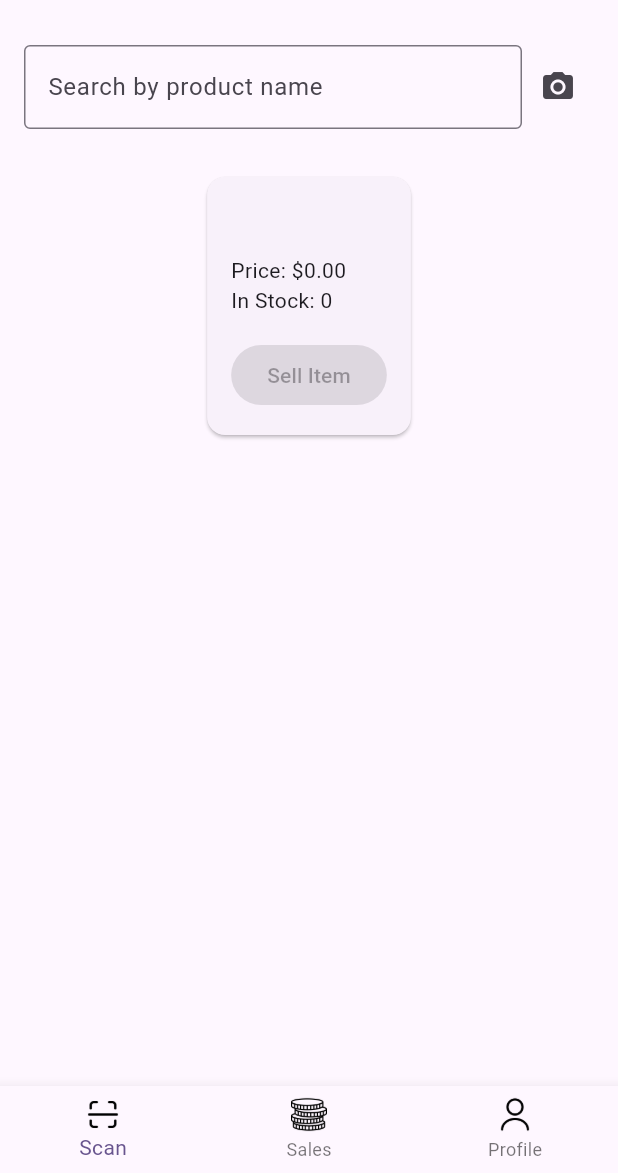
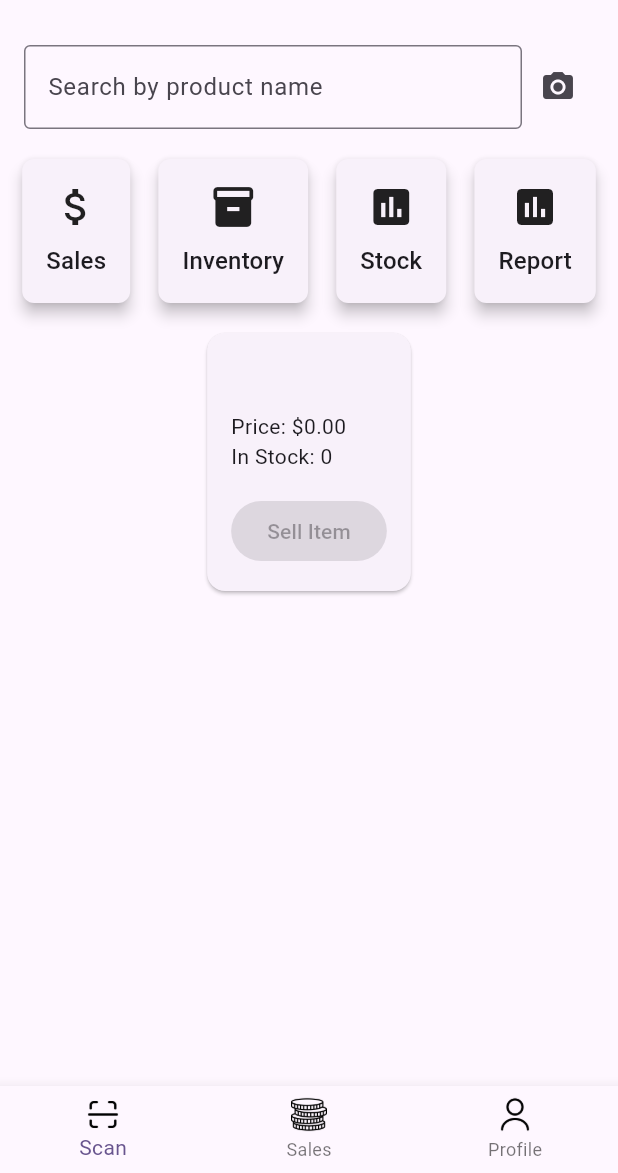
Before and after one commit to jimmyurl/smart-mauzo, a Flutter app: the screen it shows after launch, after a tap on the "camera alt" icon, on a phone screen of 412 x 824 dp, the part 63-1236 px from its top. Run offline on Flutter 3.47's test engine with Material 3 defaults, Android fonts, the phone set to English and light mode, and no system bars; our stand-ins replace connectivity_plus, supabase_flutter; missing offline and left inert: flutter_barcode_scanner; accounts and stored records are empty.

Commit message:
scan and sell

```diff
--- a/lib/screens/scan_screen.dart
+++ b/lib/screens/scan_screen.dart
@@ -3,6 +3,10 @@ import 'package:flutter_barcode_scanner/flutter_barcode_scanner.dart';
 import 'package:connectivity_plus/connectivity_plus.dart';
 import '../services/supabase_service.dart';
 import '../models/product.dart';
+import '../screens/sales_screen.dart';
+import '../screens/inventory_screen.dart';
+import '../screens/stock_screen.dart';
+import '../screens/report_screen.dart';
 
 class ScanScreen extends StatefulWidget {
   const ScanScreen({Key? key}) : super(key: key);
@@ -19,22 +23,19 @@ class _ScanScreenState extends State<ScanScreen> {
   bool _isOnline = true;
   bool _isLoading = false;
 
-  late Future<SupabaseService> _supabaseServiceFuture;
-
   @override
   void initState() {
     super.initState();
-    _supabaseServiceFuture = _initializeServices();
+    _initializeServices();
     _checkConnectivity();
     _setupConnectivityListener();
     _searchController.addListener(_onSearchChanged);
   }
 
-  Future<SupabaseService> _initializeServices() async {
+  Future<void> _initializeServices() async {
     if (!_supabaseService.isInitialized) {
       await _supabaseService.initialize();
     }
-    return _supabaseService; // Return the initialized service
   }
 
   @override
@@ -136,8 +137,7 @@ class _ScanScreenState extends State<ScanScreen> {
         });
 
         try {
-          final supabaseService = await _supabaseServiceFuture;
-          final product = await supabaseService.getProductByBarcode(barcode);
+          final product = await _supabaseService.getProductByBarcode(barcode);
 
           if (mounted) {
             setState(() {
@@ -171,21 +171,19 @@ class _ScanScreenState extends State<ScanScreen> {
     });
 
     try {
-      final supabaseService = await _supabaseServiceFuture;
-
       // Update product quantity
       final updatedProduct = _currentProduct!;
       updatedProduct.stockQuantity--;
 
       // Record the sale
-      await supabaseService.recordSale(
+      await _supabaseService.recordSale(
         updatedProduct.id,
         1,
         updatedProduct.price,
       );
 
       // Update the product stock
-      await supabaseService.updateProduct(updatedProduct);
+      await _supabaseService.updateProduct(updatedProduct);
 
       _showSuccess('Sale processed successfully');
 
@@ -264,6 +262,36 @@ class _ScanScreenState extends State<ScanScreen> {
     );
   }
 
+  Widget _buildCardWidget({
+    required IconData icon,
+    required String title,
+    required VoidCallback onTap,
+  }) {
+    return GestureDetector(
+      onTap: onTap,
+      child: Card(
+        elevation: 4,
+        shape: RoundedRectangleBorder(
+          borderRadius: BorderRadius.circular(8),
+        ),
+        child: Padding(
+          padding: const EdgeInsets.all(16.0),
+          child: Column(
+            mainAxisSize: MainAxisSize.min,
+            children: [
+              Icon(icon, size: 32),
+              const SizedBox(height: 8),
+              Text(
+                title,
+                style: Theme.of(context).textTheme.titleMedium,
+              ),
+            ],
+          ),
+        ),
+      ),
+    );
+  }
+
   @override
   Widget build(BuildContext context) {
     return Scaffold(
@@ -302,6 +330,59 @@ class _ScanScreenState extends State<ScanScreen> {
                     ],
                   ),
                 ),
+                Row(
+                  mainAxisAlignment: MainAxisAlignment.spaceEvenly,
+                  children: [
+                    _buildCardWidget(
+                      icon: Icons.attach_money,
+                      title: 'Sales',
+                      onTap: () {
+                        Navigator.push(
+                          context,
+                          MaterialPageRoute(
+                            builder: (context) => const SalesScreen(),
+                          ),
+                        );
+                      },
+                    ),
+                    _buildCardWidget(
+                      icon: Icons.inventory,
+                      title: 'Inventory',
+                      onTap: () {
+                        Navigator.push(
+                          context,
+                          MaterialPageRoute(
+                            builder: (context) => const InventoryScreen(),
+                          ),
+                        );
+                      },
+                    ),
+                    _buildCardWidget(
+                      icon: Icons.assessment,
+                      title: 'Stock',
+                      onTap: () {
+                        Navigator.push(
+                          context,
+                          MaterialPageRoute(
+                            builder: (context) => const StockScreen(),
+                          ),
+                        );
+                      },
+                    ),
+                    _buildCardWidget(
+                      icon: Icons.insert_chart,
+                      title: 'Report',
+                      onTap: () {
+                        Navigator.push(
+                          context,
+                          MaterialPageRoute(
+                            builder: (context) => const ReportScreen(),
+                          ),
+                        );
+                      },
+                    ),
+                  ],
+                ),
                 _buildSearchResults(),
                 _buildProductCard(),
               ],
```
Also changed, not shown: lib/screens/inventory_screen.dart (added, +15 -0 lines), lib/screens/report_screen.dart (added, +15 -0 lines), lib/screens/stock_screen.dart (added, +15 -0 lines).
